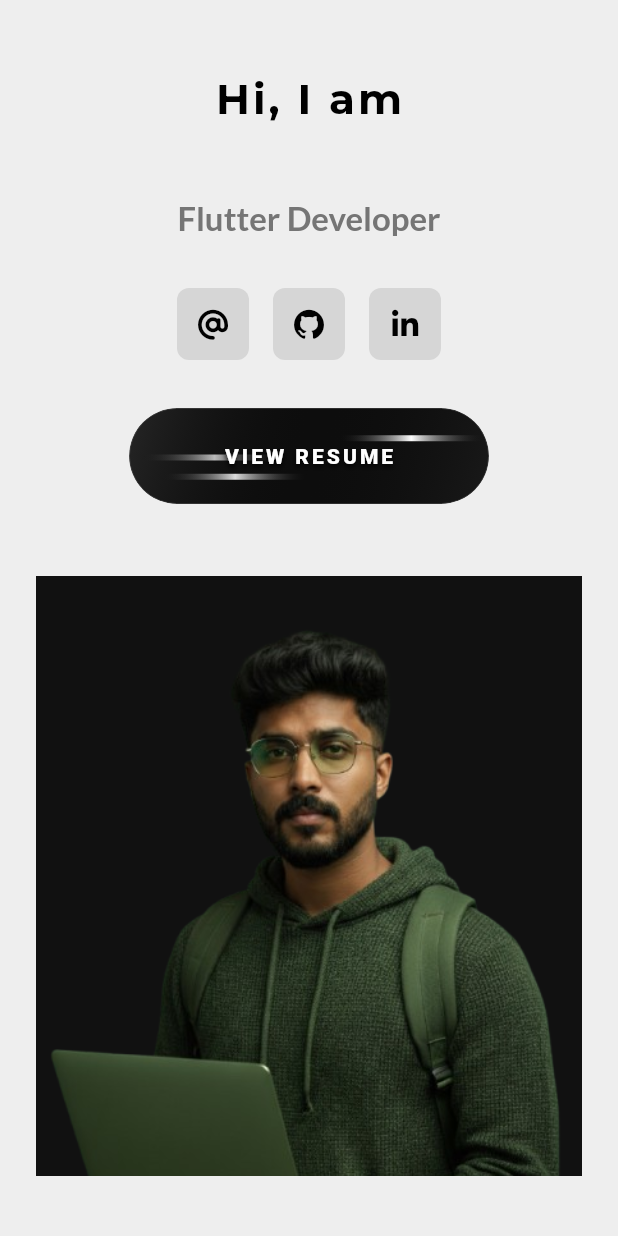
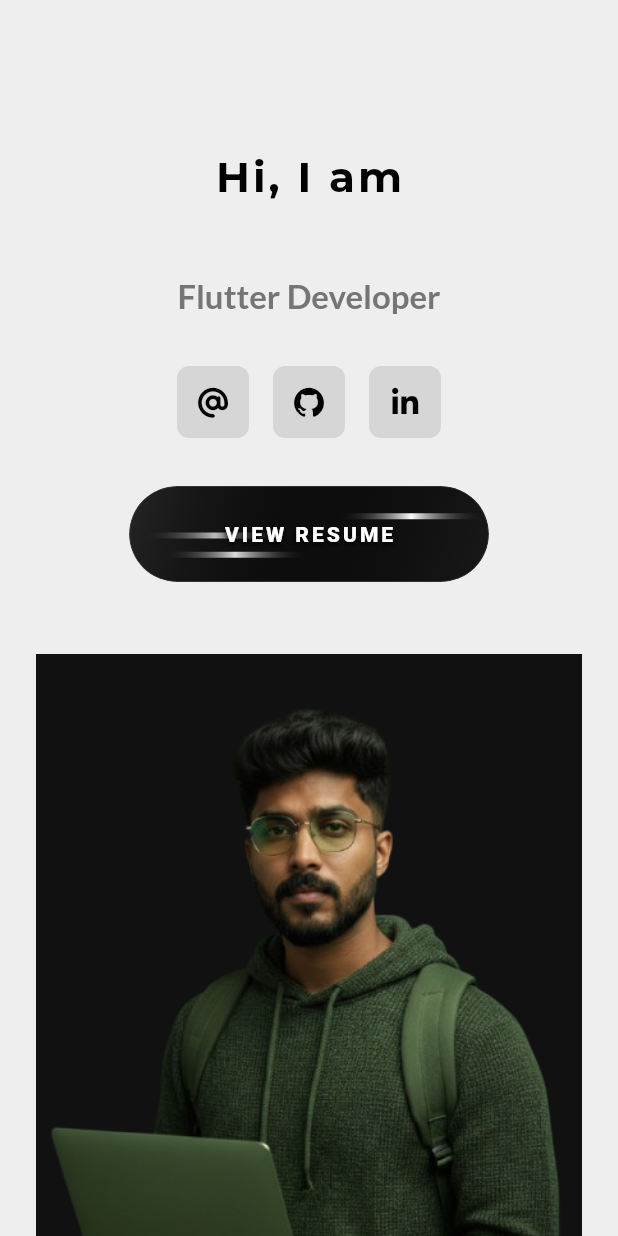
Before and after one commit to AmalSubrahmanayan/portfolio-, a Flutter app: the HeroSection widget shown alone on an empty page, opened directly, on a phone screen of 412 x 824 dp. Run offline on Flutter 3.47's test engine with Material 3 defaults, Android fonts, the phone set to English and light mode, and no system bars; our stand-ins replace flutter_dotenv, font_awesome_flutter, google_fonts.

Commit message:
fix(web): enforce mobile layout on iOS/Android devices and fix hero section padding

```diff
--- a/lib/presentation/screens/home_screen.dart
+++ b/lib/presentation/screens/home_screen.dart
@@ -123,7 +123,10 @@ class _HomeScreenState extends State<HomeScreen> {
 
   @override
   Widget build(BuildContext context) {
-    if (MediaQuery.of(context).size.width < 900) {
+    // Force mobile layout on iOS and Android devices (which catches iPhones but usually ignores iPads on iOS 13+ as they report macOS)
+    final isMobilePlatform = kIsWeb && (defaultTargetPlatform == TargetPlatform.iOS || defaultTargetPlatform == TargetPlatform.android);
+
+    if (MediaQuery.of(context).size.width < 900 || isMobilePlatform) {
       return const MobileLayout();
     }
 
--- a/lib/presentation/sections/hero_section.dart
+++ b/lib/presentation/sections/hero_section.dart
@@ -130,9 +130,11 @@ class HeroSection extends StatelessWidget {
         children: [
 
           Padding(
-            padding: const EdgeInsets.symmetric(
-              horizontal: 24.0,
-              vertical: 48.0,
+            padding: const EdgeInsets.only(
+              left: 24.0,
+              right: 24.0,
+              top: 100.0,
+              bottom: 48.0,
             ),
             child: Column(
               crossAxisAlignment: CrossAxisAlignment.center,
```
